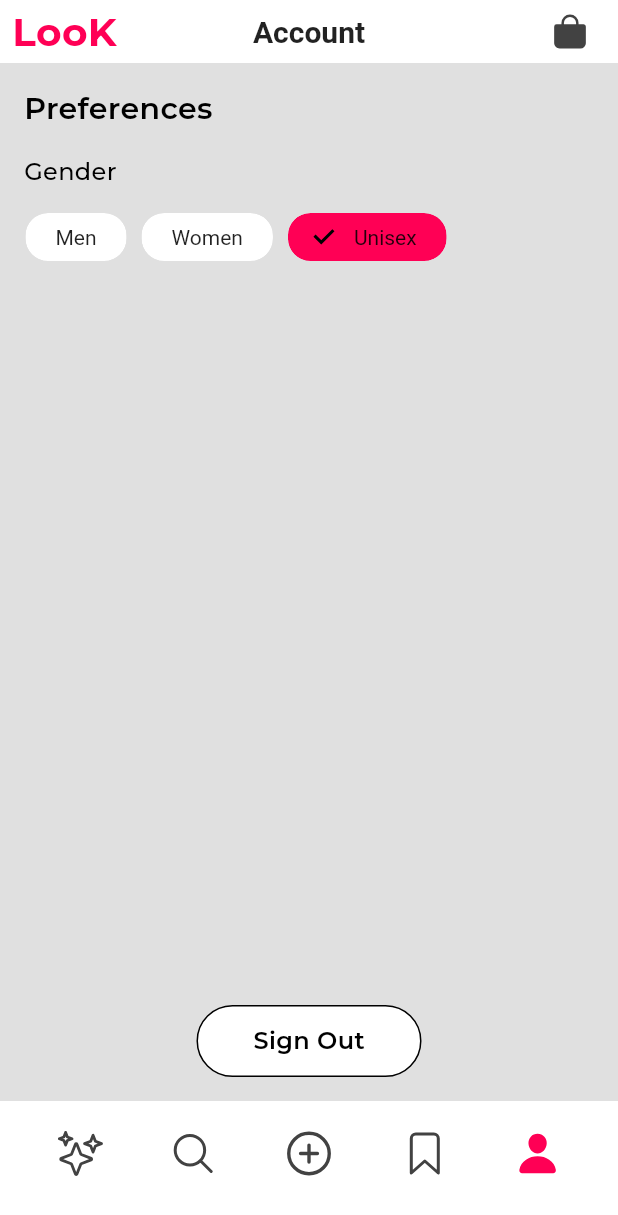
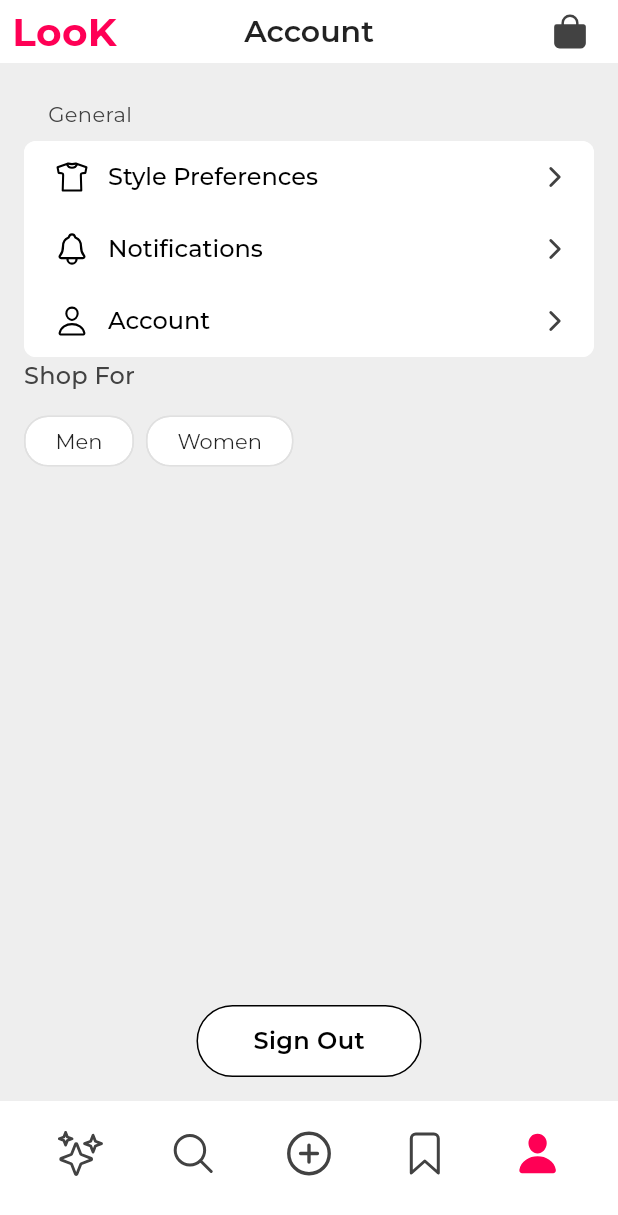
Before and after one commit to ambotwist/LooK, a Flutter app: the screen it shows once a user with an empty profile is signed in, item 5 of the bottom bar chosen, on a phone screen of 412 x 824 dp. Shown: the top 1215 px of the screen. Run offline on Flutter 3.47's test engine with Material 3 defaults, Android fonts, the phone set to English and light mode, and no system bars; our stand-ins replace flutter_riverpod, font_awesome_flutter, google_sign_in, ionicons, supabase_flutter; accounts and stored records are empty.

Commit message:
created account button widget and account button container widget to style the account section.

```diff
--- /dev/null
+++ b/lib/main/pages/account/account_button.dart
@@ -0,0 +1,68 @@
+import 'package:flutter/material.dart';
+import 'package:ionicons/ionicons.dart';
+
+class AccountButton extends StatelessWidget {
+  final String title;
+  final IconData icon;
+  final double iconSize;
+  final Color iconBackgroundColor;
+  const AccountButton({
+    super.key,
+    required this.title,
+    required this.icon,
+    required this.iconSize,
+    this.iconBackgroundColor = Colors.transparent,
+  });
+
+  @override
+  Widget build(BuildContext context) {
+    return SizedBox(
+      width: double.infinity,
+      height: 48,
+      child: ElevatedButton(
+        onPressed: () {},
+        style: ElevatedButton.styleFrom(
+          alignment: Alignment.centerLeft,
+          padding: EdgeInsets.zero,
+        ),
+        child: Row(
+          children: [
+            Padding(
+              padding: const EdgeInsets.only(left: 16, right: 8),
+              child: Container(
+                height: 32,
+                width: 32,
+                decoration: BoxDecoration(
+                  color: iconBackgroundColor,
+                  borderRadius: BorderRadius.circular(8),
+                ),
+                child: Icon(
+                  icon,
+                  size: iconSize,
+                  color: Theme.of(context).colorScheme.onPrimary,
+                ),
+              ),
+            ),
+            Text(
+              title,
+              style: TextStyle(
+                fontSize: 16,
+                fontWeight: FontWeight.w500,
+                color: Theme.of(context).colorScheme.onPrimary,
+              ),
+            ),
+            const Spacer(),
+            Padding(
+              padding: const EdgeInsets.only(right: 16),
+              child: Icon(
+                Ionicons.chevron_forward,
+                size: 20,
+                color: Theme.of(context).colorScheme.tertiary,
+              ),
+            ),
+          ],
+        ),
+      ),
+    );
+  }
+}
--- /dev/null
+++ b/lib/main/pages/account/account_button_container.dart
@@ -0,0 +1,38 @@
+import 'package:flutter/material.dart';
+import 'package:lookapp/main/pages/account/account_button.dart';
+
+class AccountButtonContainer extends StatelessWidget {
+  final String title;
+  final List<AccountButton> children;
+  const AccountButtonContainer({
+    super.key,
+    required this.title,
+    required this.children,
+  });
+
+  @override
+  Widget build(BuildContext context) {
+    return Column(crossAxisAlignment: CrossAxisAlignment.start, children: [
+      Padding(
+        padding: const EdgeInsets.symmetric(horizontal: 16, vertical: 8),
+        child: Text(title,
+            style: TextStyle(
+              fontSize: 14,
+              fontWeight: FontWeight.w400,
+              color: Theme.of(context).colorScheme.onSurface,
+            )),
+      ),
+      ClipRRect(
+        borderRadius: BorderRadius.circular(8),
+        child: Container(
+          decoration: BoxDecoration(
+            color: Theme.of(context).colorScheme.primary,
+          ),
+          child: Column(
+            children: children,
+          ),
+        ),
+      ),
+    ]);
+  }
+}
--- a/lib/main/pages/account/account_page.dart
+++ b/lib/main/pages/account/account_page.dart
@@ -1,6 +1,10 @@
 import 'package:flutter/material.dart';
 import 'package:flutter_riverpod/flutter_riverpod.dart';
+import 'package:font_awesome_flutter/font_awesome_flutter.dart';
+import 'package:ionicons/ionicons.dart';
 import 'package:lookapp/main.dart';
+import 'package:lookapp/main/pages/account/account_button.dart';
+import 'package:lookapp/main/pages/account/account_button_container.dart';
 import 'package:lookapp/main/pages/login/login_page.dart';
 import 'package:lookapp/widgets/layout/regular_Button.dart';
 import 'package:lookapp/providers/user_preferences_provider.dart';
@@ -20,23 +24,33 @@ class AccountPage extends ConsumerWidget {
       child: Column(
         crossAxisAlignment: CrossAxisAlignment.start,
         children: [
-          const Text(
-            'Preferences',
-            style: TextStyle(
-              fontSize: 20,
-              fontWeight: FontWeight.w600,
+          const AccountButtonContainer(
+            title: 'General',
+            children: [
+              AccountButton(
+                title: 'Style Preferences',
+                icon: Ionicons.shirt_outline,
+                iconSize: 22,
               ),
+              AccountButton(
+                title: 'Notifications',
+                icon: Ionicons.notifications_outline,
+                iconSize: 24,
               ),
-          const SizedBox(height: 16),
-
+              AccountButton(
+                title: 'Account',
+                icon: Ionicons.person_outline,
+                iconSize: 22,
+              ),
+            ],
+          ),
           // Gender Selection
           Column(
             crossAxisAlignment: CrossAxisAlignment.start,
             children: [
-              const Text(
-                'Gender',
-                style: TextStyle(
-                  fontSize: 16,
+              Text(
+                'Shop For',
+                style: Theme.of(context).textTheme.titleMedium?.copyWith(
                       fontWeight: FontWeight.w500,
                     ),
               ),
@@ -44,6 +58,9 @@ class AccountPage extends ConsumerWidget {
               Wrap(
                 spacing: 8,
                 children: Sex.values.map((gender) {
+                  if (gender == Sex.unisex) {
+                    return const SizedBox.shrink();
+                  } else {
                     return FilterChip(
                       label: Text(gender.displayName),
                       selected: userPrefs.sex == gender,
@@ -62,6 +79,7 @@ class AccountPage extends ConsumerWidget {
                         }
                       },
                     );
+                  }
                 }).toList(),
               ),
             ],
--- a/lib/main/pages/discover/discover_page.dart
+++ b/lib/main/pages/discover/discover_page.dart
@@ -274,7 +274,7 @@ class _DiscoverPageState extends ConsumerState<DiscoverPage>
                 children: [
                   IconButton(
                     icon: const Icon(Ionicons.filter_outline),
-                    color: Theme.of(context).colorScheme.tertiary,
+                    color: Theme.of(context).colorScheme.onPrimary,
                     onPressed: () {
                       Navigator.push(
                         context,
--- a/lib/themes/app_theme.dart
+++ b/lib/themes/app_theme.dart
@@ -2,25 +2,47 @@ import 'package:flutter/material.dart';
 
 class AppTheme {
   static ThemeData get light {
+    const fontFamily = 'Montserrat';
     const themeColor = Color.fromARGB(255, 255, 0, 85);
     const primary = Colors.white;
-    final surface = Colors.grey.shade300;
+    final surface = Colors.grey.shade200;
     final button = Colors.grey.shade800;
-    const text = Colors.black87;
+    const lightText = Colors.black87;
 
     return ThemeData(
-      fontFamily: 'Montserrat',
+      fontFamily: fontFamily,
       useMaterial3: true,
 
       // Colors
       primaryColor: themeColor,
       colorScheme: ColorScheme.light(
-        surface: Colors.grey.shade300,
+        surface: surface,
+        onSurface: button,
         primary: Colors.white,
-        onPrimary: Colors.black87,
+        onPrimary: Colors.black,
         secondary: themeColor,
         tertiary: button,
+
         error: Colors.red.shade600,
+      ),
+
+      // Text Theme
+      textTheme: const TextTheme(
+        displayLarge: TextStyle(fontFamily: fontFamily),
+        displayMedium: TextStyle(fontFamily: fontFamily),
+        displaySmall: TextStyle(fontFamily: fontFamily),
+        headlineLarge: TextStyle(fontFamily: fontFamily),
+        headlineMedium: TextStyle(fontFamily: fontFamily),
+        headlineSmall: TextStyle(fontFamily: fontFamily),
+        titleLarge: TextStyle(fontFamily: fontFamily),
+        titleMedium: TextStyle(fontFamily: fontFamily),
+        titleSmall: TextStyle(fontFamily: fontFamily),
+        bodyLarge: TextStyle(fontFamily: fontFamily),
+        bodyMedium: TextStyle(fontFamily: fontFamily),
+        bodySmall: TextStyle(fontFamily: fontFamily),
+        labelLarge: TextStyle(fontFamily: fontFamily),
+        labelMedium: TextStyle(fontFamily: fontFamily),
+        labelSmall: TextStyle(fontFamily: fontFamily),
       ),
 
       // General Theme
@@ -34,6 +56,7 @@ class AppTheme {
         elevation: 0,
         centerTitle: true,
         titleTextStyle: const TextStyle(
+          fontFamily: fontFamily,
           color: Colors.black87,
           fontSize: 20,
           fontWeight: FontWeight.w600,
@@ -49,12 +72,16 @@ class AppTheme {
       // Button Themes
       elevatedButtonTheme: ElevatedButtonThemeData(
         style: ElevatedButton.styleFrom(
-          backgroundColor: themeColor,
-          foregroundColor: primary,
+          backgroundColor: primary,
+          foregroundColor: Colors.black87,
           elevation: 0,
-          padding: const EdgeInsets.symmetric(horizontal: 24, vertical: 12),
-          shape: RoundedRectangleBorder(
-            borderRadius: BorderRadius.circular(8),
+          textStyle: const TextStyle(
+            fontFamily: fontFamily,
+            fontWeight: FontWeight.w500,
+          ),
+          padding: EdgeInsets.zero,
+          shape: const RoundedRectangleBorder(
+            borderRadius: BorderRadius.zero,
           ),
         ),
       ),
@@ -62,7 +89,11 @@ class AppTheme {
       textButtonTheme: TextButtonThemeData(
         style: TextButton.styleFrom(
           backgroundColor: surface,
-          foregroundColor: text,
+          foregroundColor: lightText,
+          textStyle: const TextStyle(
+            fontFamily: fontFamily,
+            fontWeight: FontWeight.w500,
+          ),
           padding: const EdgeInsets.symmetric(horizontal: 16, vertical: 8),
         ).copyWith(
           backgroundColor: WidgetStateProperty.resolveWith((states) {
@@ -95,8 +126,14 @@ class AppTheme {
         backgroundColor: Colors.white,
         selectedColor: themeColor,
         disabledColor: Colors.grey.shade300,
-        labelStyle: const TextStyle(color: Colors.black87),
-        secondaryLabelStyle: const TextStyle(color: Colors.white),
+        labelStyle: const TextStyle(
+          fontFamily: fontFamily,
+          color: Colors.black87,
+        ),
+        secondaryLabelStyle: const TextStyle(
+          fontFamily: fontFamily,
+          color: Colors.white,
+        ),
         padding: const EdgeInsets.symmetric(horizontal: 12, vertical: 4),
         shape: RoundedRectangleBorder(
           borderRadius: BorderRadius.circular(16),
--- a/lib/widgets/layout/filter_dropdown.dart
+++ b/lib/widgets/layout/filter_dropdown.dart
@@ -1,5 +1,6 @@
 import 'package:flutter/material.dart';
 import 'package:ionicons/ionicons.dart';
+
 class FilterDropdown extends StatelessWidget {
   final String label;
   final List<PopupMenuItem<String>> items;
@@ -27,7 +28,7 @@ class FilterDropdown extends StatelessWidget {
       decoration: BoxDecoration(
         color: Colors.transparent,
         border: Border.all(
-          color: theme.colorScheme.tertiary,
+          color: theme.colorScheme.onPrimary,
         ),
         borderRadius: BorderRadius.circular(40),
       ),
@@ -101,16 +102,17 @@ class FilterDropdown extends StatelessWidget {
             children: [
               Text(
                 label,
-                style: const TextStyle(
+                style: TextStyle(
                   fontSize: 14,
                   fontWeight: FontWeight.w500,
+                  color: Theme.of(context).colorScheme.onPrimary,
                 ),
               ),
               const SizedBox(width: 4),
               Icon(
                 Ionicons.chevron_down_outline,
                 size: 14,
-                color: theme.colorScheme.tertiary,
+                color: theme.colorScheme.onPrimary,
               ),
             ],
           ),
--- a/lib/widgets/layout/search_bar.dart
+++ b/lib/widgets/layout/search_bar.dart
@@ -49,7 +49,7 @@ class CustomSearchBar extends StatelessWidget {
           ),
           border: OutlineInputBorder(
             borderSide: BorderSide(
-              color: theme.colorScheme.tertiary,
+              color: theme.colorScheme.onPrimary,
             ),
             borderRadius: BorderRadius.circular(40),
           ),
--- a/pubspec.yaml
+++ b/pubspec.yaml
@@ -17,6 +17,7 @@ dependencies:
   mdi: ^5.0.0-nullsafety.0
   shared_preferences: ^ 2.3.5
   ionicons: ^0.2.2
+  font_awesome_flutter: ^10.8.0
 
 
 dev_dependencies:
```
Also changed, not shown: pubspec.lock. Lines whose indentation alone changed are shown as unchanged.
